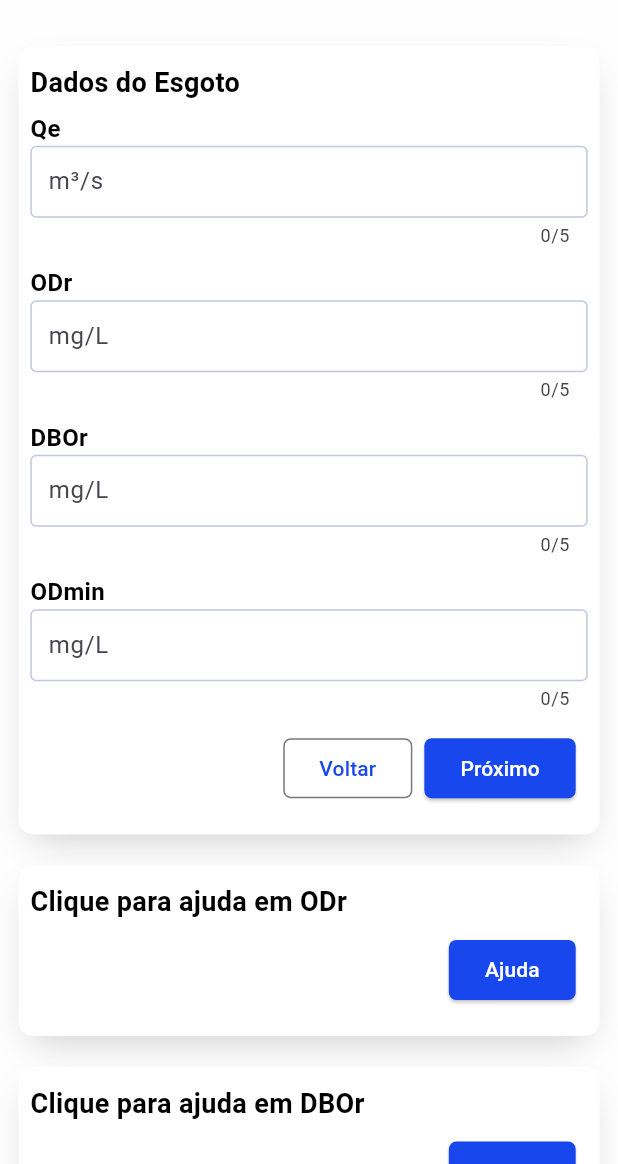
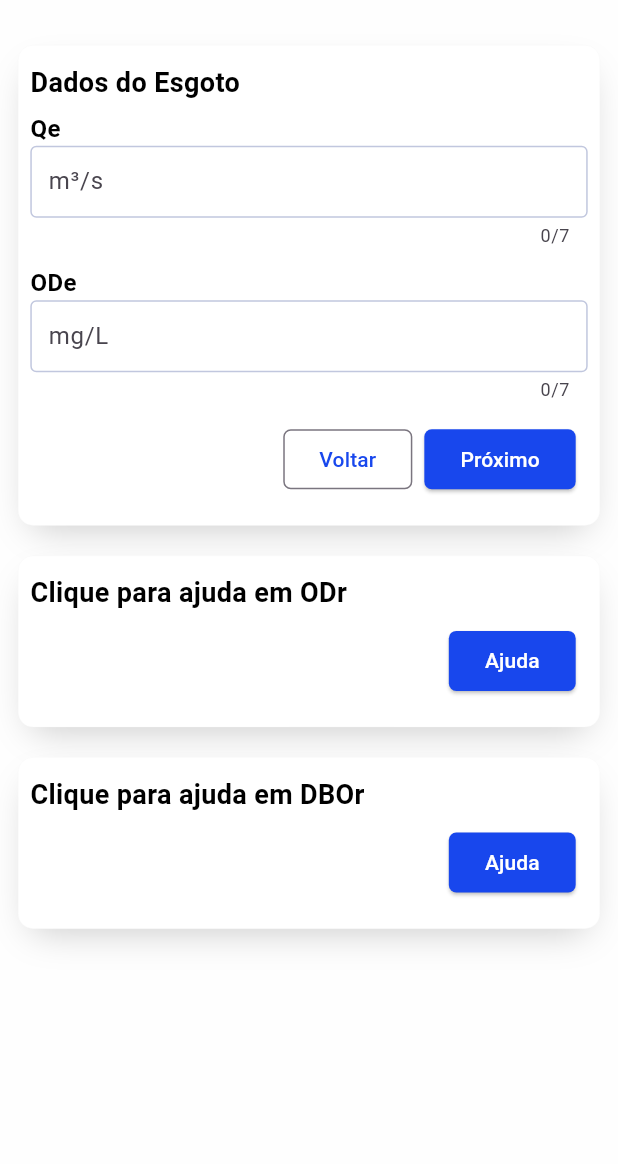
Before and after one commit to jvictorpdl/AutoDepuraF, a Flutter app: the DadosDoEsgotoPage screen opened by its route, on a phone screen of 412 x 824 dp, the part 72-1236 px from its top. Run offline on Flutter 3.47's test engine with Material 2 defaults, Android fonts, the phone set to English and light mode, and no system bars; our stand-ins replace bloc, flutter_bloc, freezed_annotation, get_it.

Commit message:
modificando os steps

```diff
--- a/lib/ui/pages/dados_do_esgoto/dados_do_esgoto.dart
+++ b/lib/ui/pages/dados_do_esgoto/dados_do_esgoto.dart
@@ -67,7 +67,7 @@ class _DadosDoEsgotoPageState extends State<DadosDoEsgotoPage> {
                           Text(
                             "Title",
                             style: AppTextStyles.h1.copyWith(
-                              color: Colors.black,
+                              color: Colors.red,
                             ),
                           ),
                           const Divider(
--- a/lib/ui/pages/dados_do_esgoto/steps/dados_esgoto_step1.dart
+++ b/lib/ui/pages/dados_do_esgoto/steps/dados_esgoto_step1.dart
@@ -37,9 +37,8 @@ class _DadosEsgotoStep1State extends State<DadosEsgotoStep1> {
       onPressed: (action) {
         widget.onPressed(action);
         bloc.qe = controller1.text.asDouble;
-        bloc.odr = controller2.text.asDouble;
-        bloc.dbor = controller3.text.asDouble;
-        bloc.odmin = controller4.text.asDouble;
+        bloc.ode = controller2.text.asDouble;
+
       },
       children: [
         CustomInput(
@@ -49,19 +48,10 @@ class _DadosEsgotoStep1State extends State<DadosEsgotoStep1> {
         ),
         CustomInput(
           controller: controller2,
-          title: "ODr",
+          title: "ODe",
           hintText: "mg/L",
         ),
-        CustomInput(
-          controller: controller3,
-          title: "DBOr",
-          hintText: "mg/L",
-        ),
-        CustomInput(
-          controller: controller4,
-          title: "ODmin",
-          hintText: "mg/L",
-        ),
+
       ],
     );
   }
--- /dev/null
+++ b/lib/ui/widgets/custom_card_or.dart
@@ -0,0 +1,22 @@
+import 'package:auto_depura/ui/theme/app_theme.dart';
+import 'package:flutter/material.dart';
+
+class AppTitle extends StatelessWidget {
+  const AppTitle({
+    super.key,
+  });
+
+  @override
+  Widget build(BuildContext context) {
+    return Container(
+      alignment: Alignment.center,
+      child: Text(
+        "Ou",
+        style: AppTextStyles.h3.copyWith(
+          fontWeight: FontWeight.bold,
+        ),
+        textAlign: TextAlign.center,
+      ),
+    );
+  }
+}
--- a/lib/ui/widgets/custom_input.dart
+++ b/lib/ui/widgets/custom_input.dart
@@ -42,7 +42,7 @@ class _CustomInputState extends State<CustomInput> {
                   FilteringTextInputFormatter.allow(
                       RegExp(r'^\d+\.?\d*')), // Permite números decimais
                 ],
-                maxLength: 5,
+                maxLength: 7,
                 decoration: InputDecoration(
                   labelText: widget.hintText,
                   contentPadding: const EdgeInsets.symmetric(
```
Also changed, not shown: lib/ui/pages/dados_do_esgoto/steps/dados_esgoto_step2.dart (+6 -4 lines), flutter_01.png (added).
